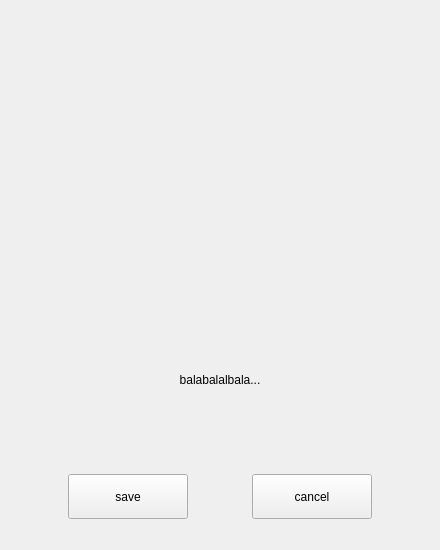
openeuler-mirror/kiran-control-panel, file plugins/account/src/pages/biometric-enroll-dialog/fingerprint-enroll-dialog/fingerprint-enroll-dialog.ui: the form before one commit.
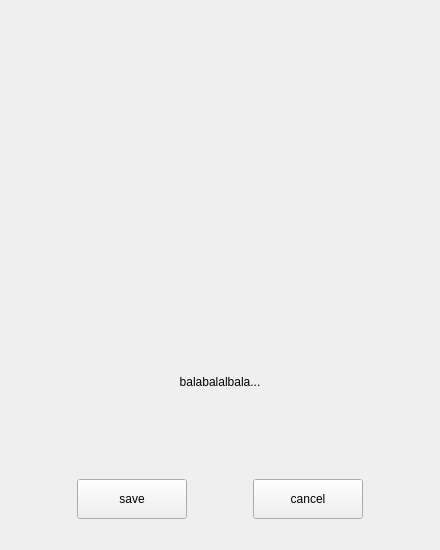
The form after the commit. Custom widgets are drawn as their Qt base class.

The edit to the form file:
```diff
--- a/plugins/account/src/pages/biometric-enroll-dialog/fingerprint-enroll-dialog/fingerprint-enroll-dialog.ui
+++ b/plugins/account/src/pages/biometric-enroll-dialog/fingerprint-enroll-dialog/fingerprint-enroll-dialog.ui
@@ -91,6 +91,9 @@
    </item>
    <item>
     <layout class="QHBoxLayout" name="horizontalLayout">
+     <property name="spacing">
+      <number>0</number>
+     </property>
      <property name="bottomMargin">
       <number>20</number>
      </property>
@@ -117,14 +120,14 @@
        </property>
        <property name="minimumSize">
         <size>
-         <width>120</width>
-         <height>45</height>
+         <width>110</width>
+         <height>40</height>
         </size>
        </property>
        <property name="maximumSize">
         <size>
-         <width>16777215</width>
-         <height>45</height>
+         <width>110</width>
+         <height>40</height>
         </size>
        </property>
        <property name="text">
@@ -155,14 +158,14 @@
        </property>
        <property name="minimumSize">
         <size>
-         <width>120</width>
-         <height>45</height>
+         <width>110</width>
+         <height>40</height>
         </size>
        </property>
        <property name="maximumSize">
         <size>
-         <width>16777215</width>
-         <height>45</height>
+         <width>110</width>
+         <height>40</height>
         </size>
        </property>
        <property name="text">
```
